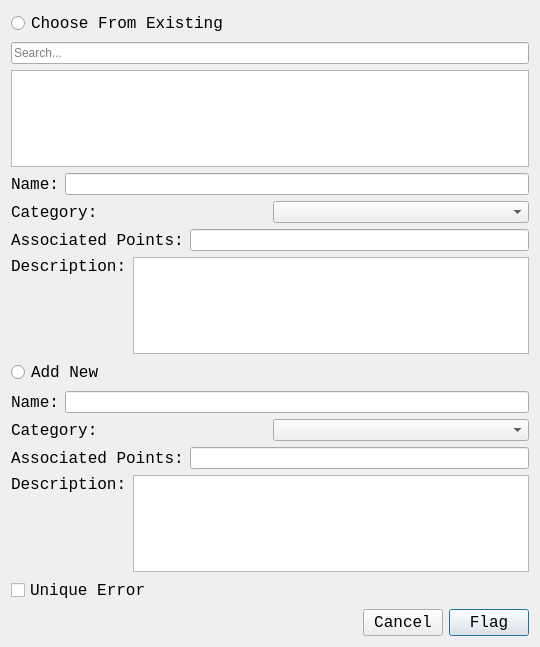
Qt form GAUI/flagdialog.ui (ezfe/grading-assistant-cs205) before a commit.
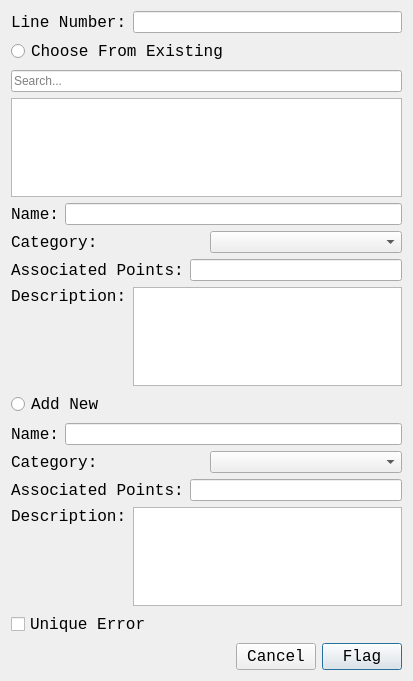
The same form after that commit.

Commit message: Setup rubric and annotation list on grading dialog

```diff
--- a/GAUI/flagdialog.ui
+++ b/GAUI/flagdialog.ui
@@ -6,8 +6,8 @@
    <rect>
     <x>0</x>
     <y>0</y>
-    <width>540</width>
-    <height>647</height>
+    <width>413</width>
+    <height>681</height>
    </rect>
   </property>
   <property name="windowTitle">
@@ -15,6 +15,26 @@
   </property>
   <layout class="QGridLayout" name="gridLayout">
    <item row="0" column="0">
+    <layout class="QHBoxLayout" name="horizontalLayout_10">
+     <item>
+      <widget class="QLabel" name="label">
+       <property name="font">
+        <font>
+         <family>Monospace</family>
+         <pointsize>12</pointsize>
+        </font>
+       </property>
+       <property name="text">
+        <string>Line Number:</string>
+       </property>
+      </widget>
+     </item>
+     <item>
+      <widget class="QLineEdit" name="lineNumberEdit"/>
+     </item>
+    </layout>
+   </item>
+   <item row="1" column="0">
     <layout class="QVBoxLayout" name="verticalLayout_4">
      <item>
       <widget class="QRadioButton" name="chooseFromExistingButton">
@@ -239,7 +259,7 @@
      </item>
     </layout>
    </item>
-   <item row="1" column="0">
+   <item row="2" column="0">
     <layout class="QHBoxLayout" name="horizontalLayout_9">
      <item>
       <spacer name="horizontalSpacer">
```
Left out of the diff: 25 changed lines with no effect on the pictures. The commit also changes 5 other files.
